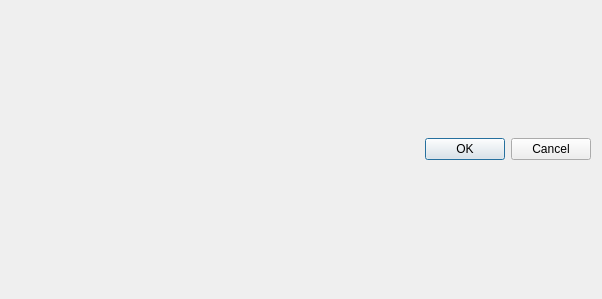
Qt form src/sessionoptions/sessionoptionswindow.ui (QQxiaoming/quardCRT) before a commit.
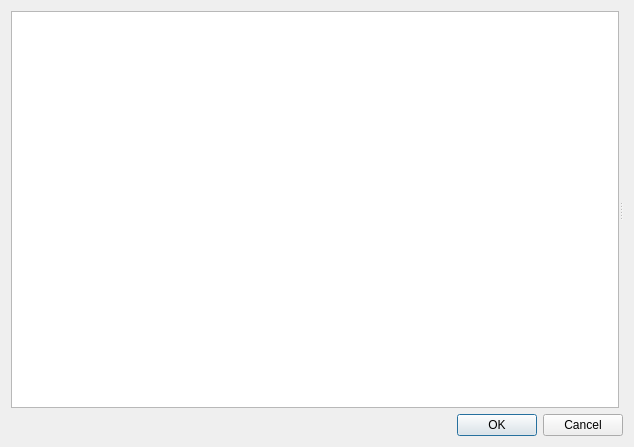
The same form after that commit.

```diff
--- a/src/sessionoptions/sessionoptionswindow.ui
+++ b/src/sessionoptions/sessionoptionswindow.ui
@@ -6,23 +6,28 @@
    <rect>
     <x>0</x>
     <y>0</y>
-    <width>602</width>
-    <height>299</height>
+    <width>634</width>
+    <height>447</height>
    </rect>
   </property>
   <property name="windowTitle">
    <string>Session Options</string>
   </property>
-  <layout class="QVBoxLayout" name="verticalLayout">
-   <property name="spacing">
-    <number>4</number>
-   </property>
+  <layout class="QVBoxLayout" name="verticalLayout_2">
    <item>
-    <layout class="QHBoxLayout" name="horizontalLayout">
-     <property name="spacing">
-      <number>4</number>
+    <widget class="QSplitter" name="splitter">
+     <property name="orientation">
+      <enum>Qt::Horizontal</enum>
      </property>
-    </layout>
+     <widget class="QTreeView" name="treeView"/>
+     <widget class="QWidget" name="verticalLayoutWidget">
+      <layout class="QVBoxLayout" name="verticalLayout">
+       <item>
+        <widget class="QStackedWidget" name="stackedWidget"/>
+       </item>
+      </layout>
+     </widget>
+    </widget>
    </item>
    <item>
     <widget class="QDialogButtonBox" name="buttonBox">
```
